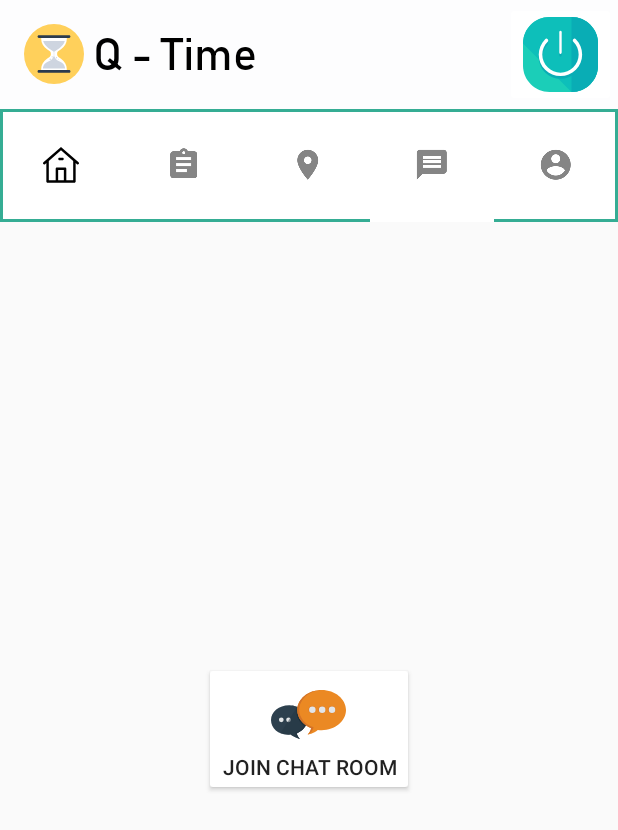
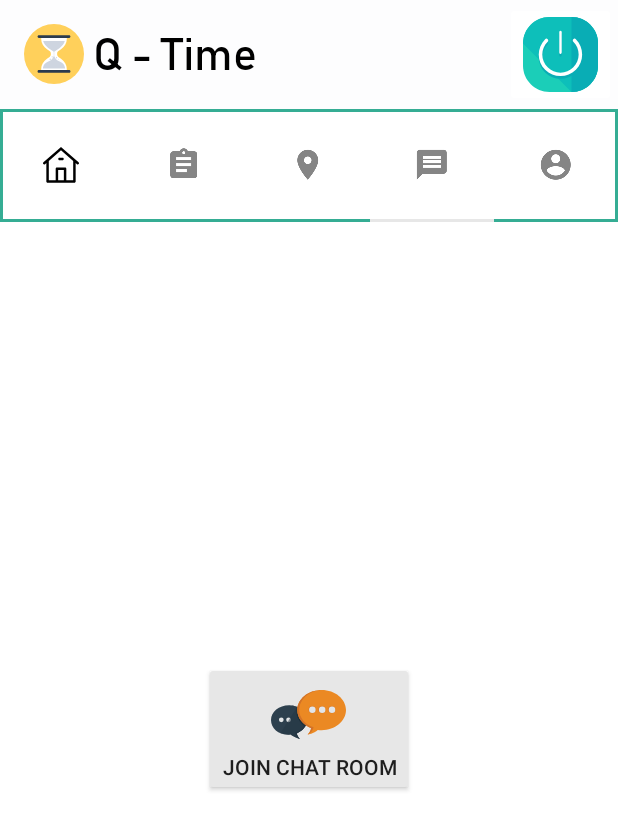
Before and after one commit to rakahadhyana/QTime, an Android app: the screen it shows after launch once a user with an empty profile is signed in (MainActivity), tab 4 chosen, on a phone screen of 412 x 824 dp. Shown: the top 830 px of the screen. Run offline under Robolectric (Android 15) with nearby library versions, the phone set to English and light mode, and no system bars; our stand-ins replace Firebase (no records; nobody signed in at launch, a user with empty details on screens opened directly).

Commit message:
fix chat room

```diff
--- a/app/src/main/res/layout/activity_message.xml
+++ b/app/src/main/res/layout/activity_message.xml
@@ -5,13 +5,14 @@
     android:layout_width="match_parent"
     android:layout_height="match_parent"
     android:orientation="vertical"
+    android:background="@color/white"
     android:clipToPadding="false"
     android:focusableInTouchMode="true"
     tools:context=".MessageActivity">
 
     <TextView
         android:layout_width="match_parent"
-        android:layout_height="43dp"
+        android:layout_height="40dp"
         android:textSize="26dp"
         android:textColor="@color/white"
         android:background="@color/bg_login"
--- a/app/src/main/res/layout/fragment_message.xml
+++ b/app/src/main/res/layout/fragment_message.xml
@@ -3,6 +3,7 @@
     xmlns:tools="http://schemas.android.com/tools"
     android:layout_width="match_parent"
     android:layout_height="match_parent"
+    android:background="@color/white"
     tools:context=".MessageFragment">
 
     <!-- TODO: Update blank fragment layout -->
@@ -10,7 +11,7 @@
         android:id="@+id/message_button"
         android:layout_width="wrap_content"
         android:layout_height="wrap_content"
-        android:backgroundTint="@color/white"
+        android:backgroundTint="@color/colorAccent"
         android:drawableTop="@drawable/ic_chat"
         android:text="JOIN CHAT ROOM"
         android:layout_gravity="center"/>
--- a/app/src/main/res/values/colors.xml
+++ b/app/src/main/res/values/colors.xml
@@ -2,7 +2,7 @@
 <resources>
     <color name="colorPrimary">#fdfdfe</color>
     <color name="colorPrimaryDark">#808fa4</color>
-    <color name="colorAccent">#ffffff</color>
+    <color name="colorAccent">#E7E7E7</color>
     <color name="chat_button">#759B90</color>
     <color name="queue_text">#054E2E</color>
     <color name="bg_login">#35AD94</color>
```
